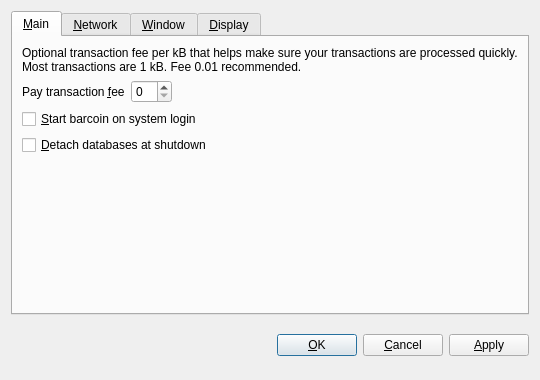
Old version of the form src/qt/forms/optionsdialog.ui in the repository digicredit/digicredit.
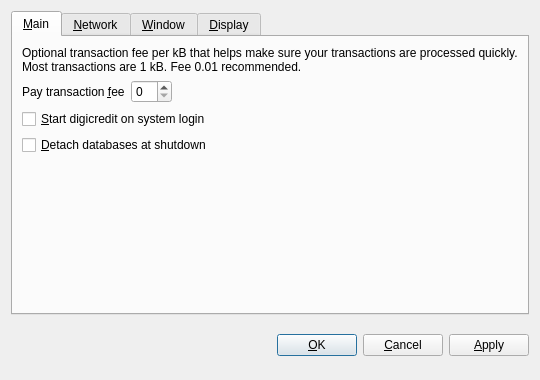
New version of the form. The open tabs and pages were chosen to show the change. Custom widgets are drawn as their Qt base class.

```diff
--- a/src/qt/forms/optionsdialog.ui
+++ b/src/qt/forms/optionsdialog.ui
@@ -82,7 +82,7 @@
           <string>Automatically start barcoin after logging in to the system.</string>
          </property>
          <property name="text">
-          <string>&amp;Start barcoin on system login</string>
+          <string>&amp;Start digicredit on system login</string>
          </property>
         </widget>
        </item>
```
Left out of the diff: 10 changed lines with no effect on the pictures.
